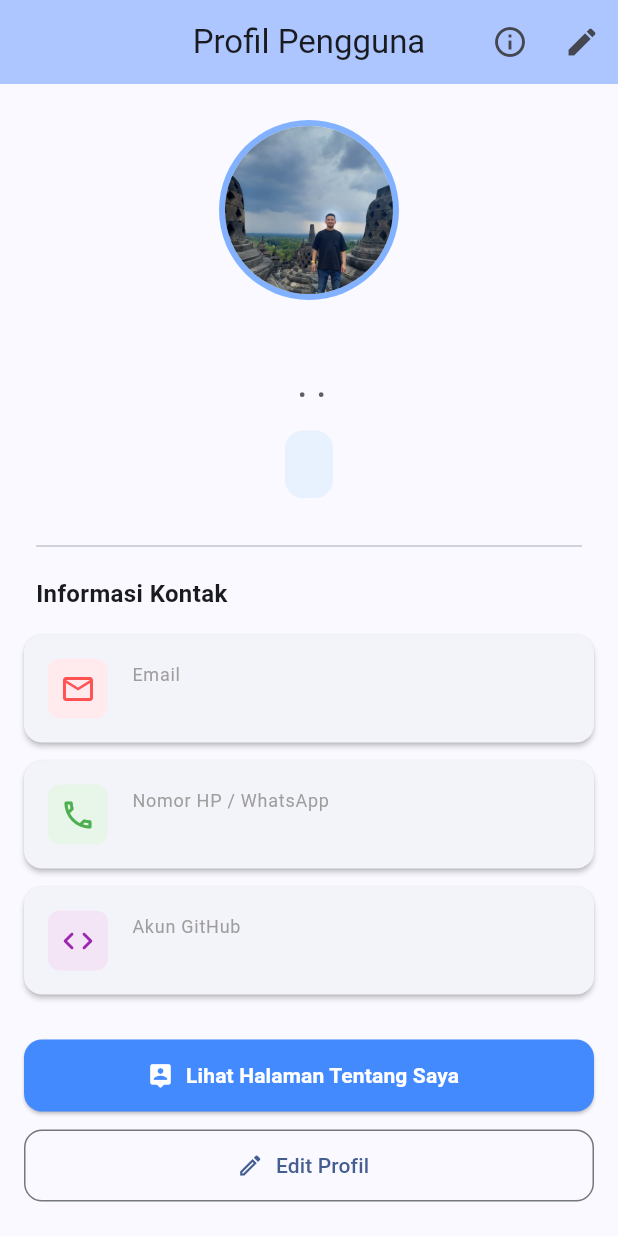
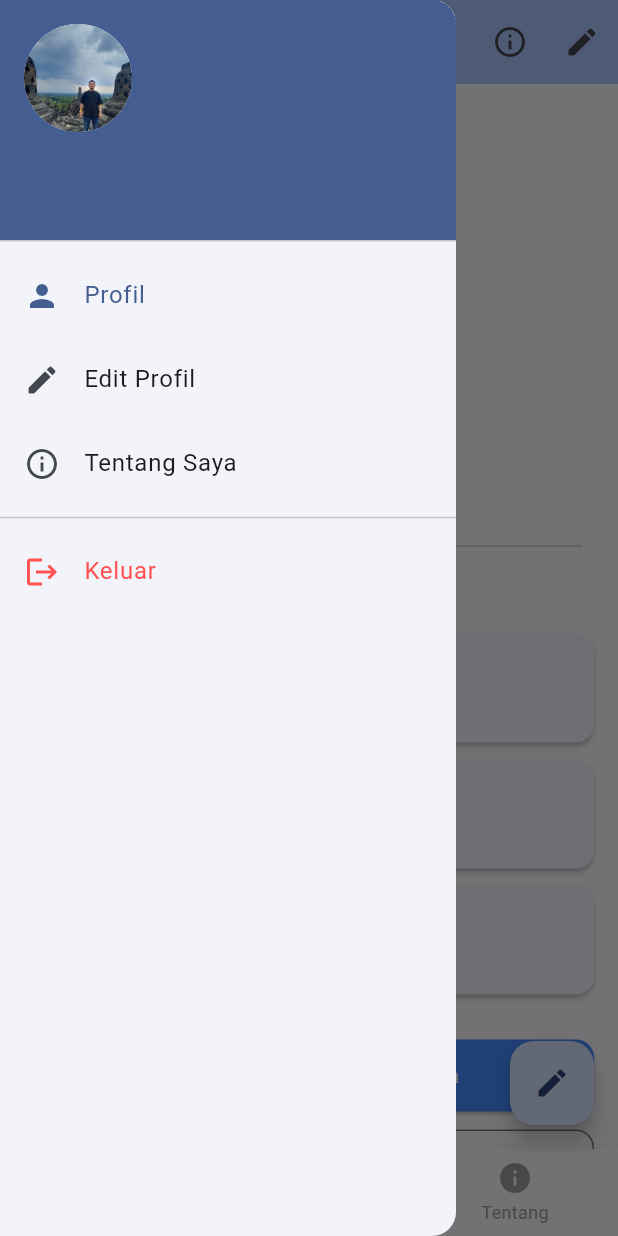
Before and after one commit to 1124160121-byte/uts-pml-1124160121-soal2, a Flutter app: the ProfileScreen screen opened directly with empty values, with the side drawer open (before the commit the screen has no drawer), on a phone screen of 412 x 824 dp. Run offline on Flutter 3.47's test engine with Material 3 defaults, Android fonts, the phone set to English and light mode, and no system bars; accounts and stored records are empty.

Commit message:
bagian A tahap 5: tambahkan drawer, bottomNavigationBar, dan floatingActionButton pada Scaffold profil

```diff
--- a/lib/screens/profile_screen.dart
+++ b/lib/screens/profile_screen.dart
@@ -14,6 +14,7 @@ class ProfileScreen extends StatefulWidget {
 
 class _ProfileScreenState extends State<ProfileScreen> {
   late UserProfile _currentProfile;
+  int _currentNavIndex = 0;
 
   @override
   void initState() {
@@ -34,6 +35,7 @@ class _ProfileScreenState extends State<ProfileScreen> {
     if (updatedData != null) {
       setState(() {
         _currentProfile = updatedData;
+        _currentNavIndex = 0;
       });
       if (mounted) {
         ScaffoldMessenger.of(context).showSnackBar(
@@ -44,17 +46,44 @@ class _ProfileScreenState extends State<ProfileScreen> {
           ),
         );
       }
+    } else {
+      setState(() {
+        _currentNavIndex = 0;
+      });
     }
   }
 
   // Fungsi navigasi ke Halaman Tentang Saya
-  void _navigateToAboutScreen() {
-    Navigator.push(
+  void _navigateToAboutScreen() async {
+    await Navigator.push(
       context,
       MaterialPageRoute(
         builder: (context) => const AboutScreen(),
       ),
     );
+    if (mounted) {
+      setState(() {
+        _currentNavIndex = 0;
+      });
+    }
+  }
+
+  void _onBottomNavTapped(int index) {
+    if (index == 0) {
+      setState(() {
+        _currentNavIndex = 0;
+      });
+    } else if (index == 1) {
+      setState(() {
+        _currentNavIndex = 1;
+      });
+      _navigateToEditProfile();
+    } else if (index == 2) {
+      setState(() {
+        _currentNavIndex = 2;
+      });
+      _navigateToAboutScreen();
+    }
   }
 
   @override
@@ -76,6 +105,69 @@ class _ProfileScreenState extends State<ProfileScreen> {
             onPressed: _navigateToEditProfile,
           ),
         ],
+      ),
+      drawer: Drawer(
+        child: ListView(
+          padding: EdgeInsets.zero,
+          children: [
+            UserAccountsDrawerHeader(
+              decoration: BoxDecoration(
+                color: Theme.of(context).colorScheme.primary,
+              ),
+              currentAccountPicture: CircleAvatar(
+                backgroundColor: Colors.white,
+                backgroundImage: AssetImage(_currentProfile.imageAsset),
+                child: _currentProfile.imageAsset.isEmpty
+                    ? const Icon(Icons.person, size: 40, color: Colors.grey)
+                    : null,
+              ),
+              accountName: Text(
+                _currentProfile.name,
+                style: const TextStyle(
+                  fontWeight: FontWeight.bold,
+                  fontSize: 16,
+                ),
+              ),
+              accountEmail: Text(_currentProfile.email),
+            ),
+            ListTile(
+              leading: const Icon(Icons.person),
+              title: const Text('Profil'),
+              selected: true,
+              onTap: () {
+                Navigator.pop(context);
+              },
+            ),
+            ListTile(
+              leading: const Icon(Icons.edit),
+              title: const Text('Edit Profil'),
+              onTap: () {
+                Navigator.pop(context);
+                _navigateToEditProfile();
+              },
+            ),
+            ListTile(
+              leading: const Icon(Icons.info_outline),
+              title: const Text('Tentang Saya'),
+              onTap: () {
+                Navigator.pop(context);
+                _navigateToAboutScreen();
+              },
+            ),
+            const Divider(),
+            ListTile(
+              leading: const Icon(Icons.logout, color: Colors.redAccent),
+              title: const Text(
+                'Keluar',
+                style: TextStyle(color: Colors.redAccent),
+              ),
+              onTap: () {
+                Navigator.pop(context);
+                Navigator.pop(context);
+              },
+            ),
+          ],
+        ),
       ),
       body: SingleChildScrollView(
         child: Column(
@@ -314,6 +406,31 @@ class _ProfileScreenState extends State<ProfileScreen> {
           ],
         ),
       ),
+      floatingActionButton: FloatingActionButton(
+        onPressed: _navigateToEditProfile,
+        tooltip: 'Edit Profil',
+        child: const Icon(Icons.edit),
+      ),
+      bottomNavigationBar: BottomNavigationBar(
+        currentIndex: _currentNavIndex,
+        onTap: _onBottomNavTapped,
+        selectedItemColor: Theme.of(context).colorScheme.primary,
+        unselectedItemColor: Colors.grey,
+        items: const [
+          BottomNavigationBarItem(
+            icon: Icon(Icons.person),
+            label: 'Profil',
+          ),
+          BottomNavigationBarItem(
+            icon: Icon(Icons.edit),
+            label: 'Edit',
+          ),
+          BottomNavigationBarItem(
+            icon: Icon(Icons.info),
+            label: 'Tentang',
+          ),
+        ],
+      ),
     );
   }
 }
```
